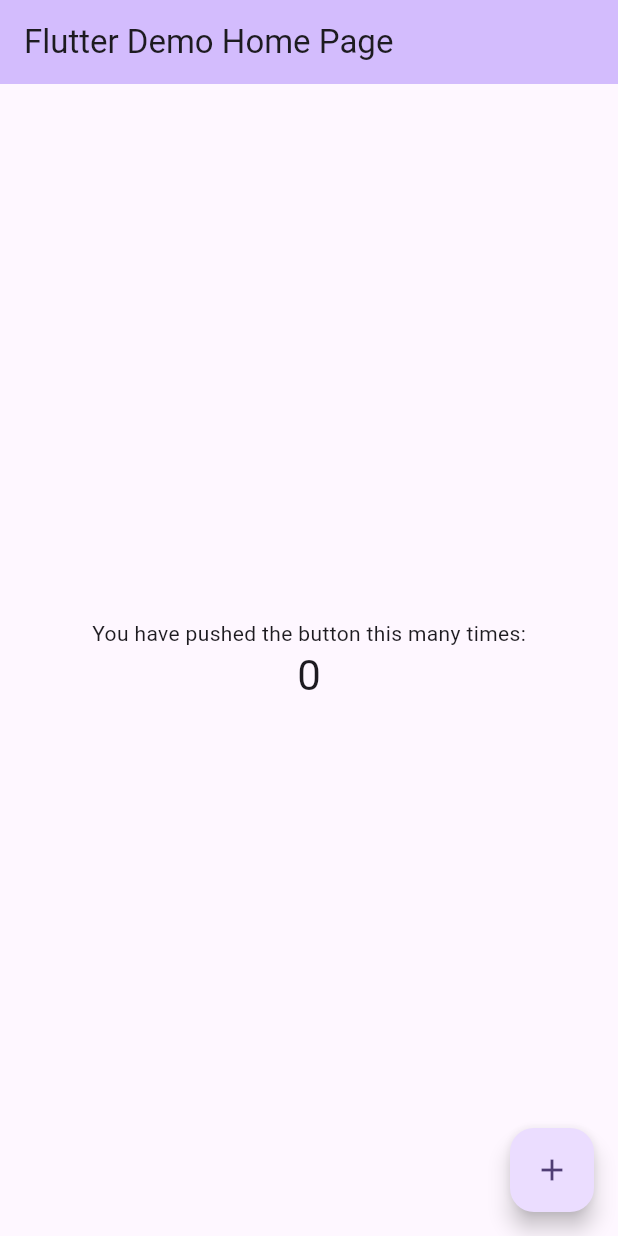
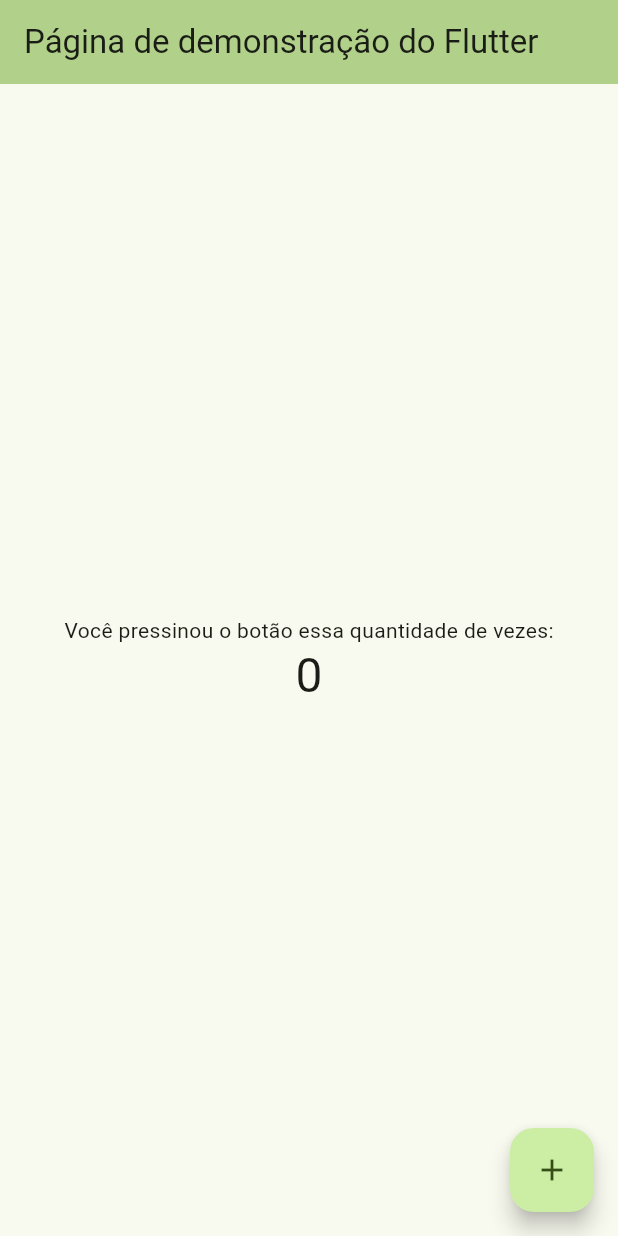
Before and after one commit to diogosvicente/meuappflutter, a Flutter app: the screen it shows after launch, on a phone screen of 412 x 824 dp. Run offline on Flutter 3.47's test engine with Material 2 defaults, Android fonts, the phone set to English and light mode, and no system bars.

Commit message:
:lipstick: feat: mudança sugerida em aula no main.dart

```diff
--- a/lib/main.dart
+++ b/lib/main.dart
@@ -11,7 +11,7 @@ class MyApp extends StatelessWidget {
   @override
   Widget build(BuildContext context) {
     return MaterialApp(
-      title: 'Flutter Demo',
+      title: 'Demonstração Flutter',
       theme: ThemeData(
         // This is the theme of your application.
         //
@@ -28,10 +28,10 @@ class MyApp extends StatelessWidget {
         //
         // This works for code too, not just values: Most code changes can be
         // tested with just a hot reload.
-        colorScheme: ColorScheme.fromSeed(seedColor: Colors.deepPurple),
+        colorScheme: ColorScheme.fromSeed(seedColor: Colors.lightGreenAccent),
         useMaterial3: true,
       ),
-      home: const MyHomePage(title: 'Flutter Demo Home Page'),
+      home: const MyHomePage(title: 'Página de demonstração do Flutter'),
     );
   }
 }
@@ -106,11 +106,11 @@ class _MyHomePageState extends State<MyHomePage> {
           mainAxisAlignment: MainAxisAlignment.center,
           children: <Widget>[
             const Text(
-              'You have pushed the button this many times:',
+              'Você pressinou o botão essa quantidade de vezes:',
             ),
             Text(
               '$_counter',
-              style: Theme.of(context).textTheme.headlineMedium,
+              style: Theme.of(context).textTheme.headlineLarge,
             ),
           ],
         ),
```
